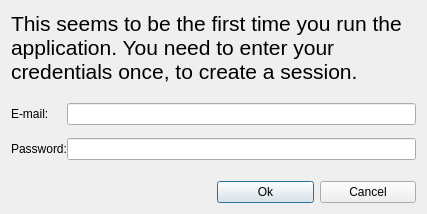
First picture: the form in examples/qtmegachatapi/LoginDialog.ui, repository meganz/MEGAchat, before the edit.
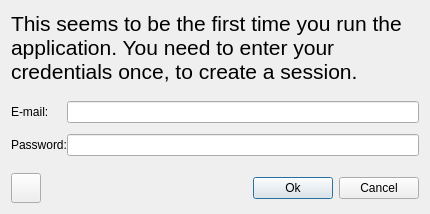
Second picture: the form after the edit. Icons and pictures are not drawn.

Commit message: Add aux form to init in anonymous mode

What changed in the file:
```diff
--- a/examples/qtmegachatapi/LoginDialog.ui
+++ b/examples/qtmegachatapi/LoginDialog.ui
@@ -100,6 +100,29 @@
    </item>
    <item>
     <layout class="QHBoxLayout" name="horizontalLayout_3">
+      <item>
+        <widget class="QToolButton" name="bAnonymous">
+         <property name="enabled">
+          <bool>true</bool>
+         </property>
+         <property name="minimumSize">
+          <size>
+           <width>30</width>
+           <height>30</height>
+          </size>
+         </property>
+         <property name="styleSheet">
+          <string notr="true">QToolButton
+					{
+					border-image: url(':/link.svg')
+					}
+					</string>
+         </property>
+         <property name="text">
+          <string/>
+         </property>
+        </widget>
+       </item>
      <item>
       <widget class="QLabel" name="mLoginStateDisplay">
        <property name="minimumSize">
```
The commit also changes 6 other files.
